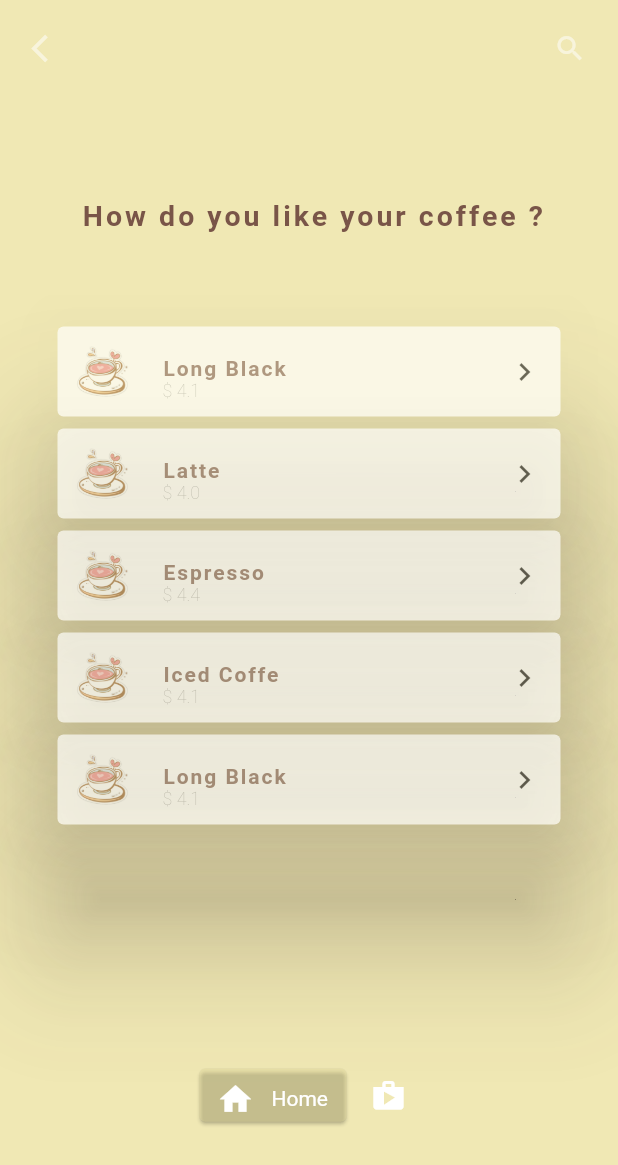
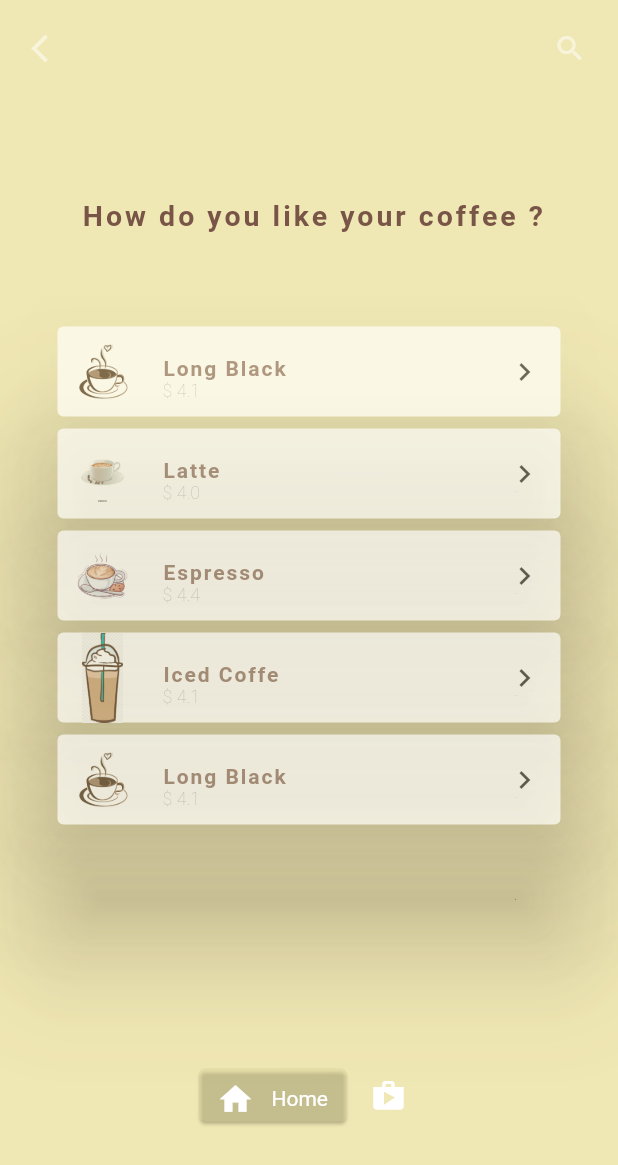
Before and after one commit to ParthBadkul/Coffe_UI, a Flutter app: the Shop_page screen opened directly, on a phone screen of 412 x 824 dp. Shown: the top 1165 px of the screen. Run offline on Flutter 3.47's test engine with Material 2 defaults, Android fonts, the phone set to English and light mode, and no system bars; our stand-ins replace google_fonts.

Commit message:
done with the UI

```diff
--- a/lib/models/Coffe_class.dart
+++ b/lib/models/Coffe_class.dart
@@ -7,9 +7,19 @@ class Coffee {
 }
 
 List<Coffee> coffees = [
-  Coffee(name: 'Long Black', price: 4.10, imageUrl: 'imageUrl'),
-  Coffee(name: 'Latte', price: 4.00, imageUrl: 'imageUrl'),
-  Coffee(name: 'Espresso', price: 4.40, imageUrl: 'imageUrl'),
-  Coffee(name: 'Iced Coffe', price: 4.10, imageUrl: 'imageUrl'),
-  Coffee(name: 'Long Black', price: 4.10, imageUrl: 'imageUrl'),
+  Coffee(
+      name: 'Long Black',
+      price: 4.10,
+      imageUrl: 'assets/images/black_coffee.png'),
+  Coffee(name: 'Latte', price: 4.00, imageUrl: 'assets/images/latte.png'),
+  Coffee(
+      name: 'Espresso', price: 4.40, imageUrl: 'assets/images/espresso.jpeg'),
+  Coffee(
+      name: 'Iced Coffe',
+      price: 4.10,
+      imageUrl: 'assets/images/icedcoffee.png'),
+  Coffee(
+      name: 'Long Black',
+      price: 4.10,
+      imageUrl: 'assets/images/black_coffee.png'),
 ];
--- a/lib/shop_page.dart
+++ b/lib/shop_page.dart
@@ -85,7 +85,7 @@ class Shop_page extends StatelessWidget {
                               ),
                               height: 60,
                               width: 40,
-                              child: Image.asset('assets/images/pngegg.png'),
+                              child: Image.asset(coffees[index].imageUrl),
                             ),
                             Column(
                               mainAxisAlignment: MainAxisAlignment.start,
```
Also changed, not shown: assets/images/black_coffee.png (added), assets/images/espresso.jpeg (added), assets/images/icedcoffee.png (added), assets/images/latte.png (added).
